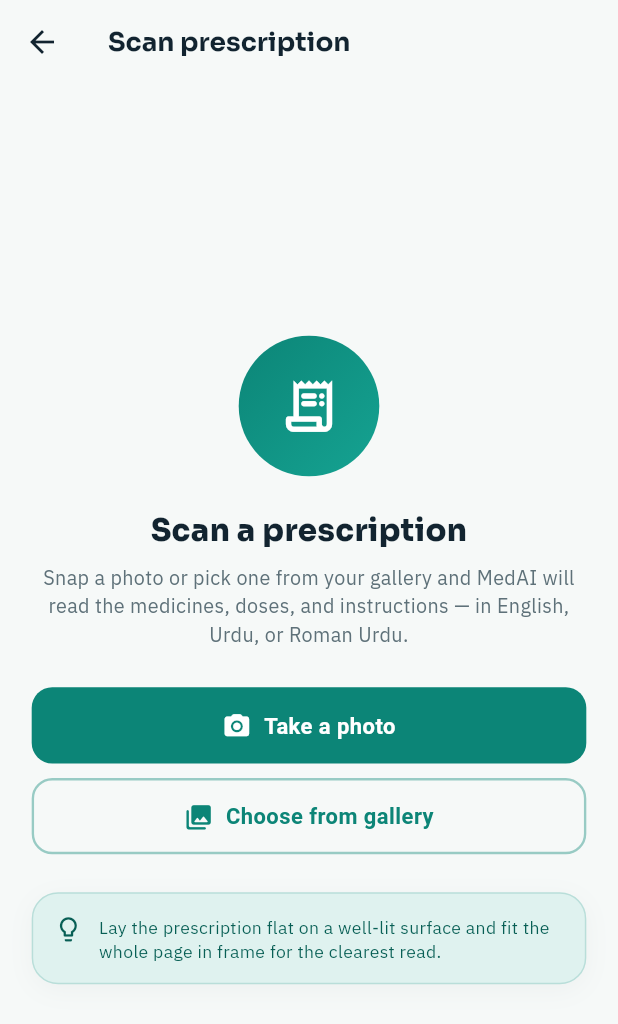
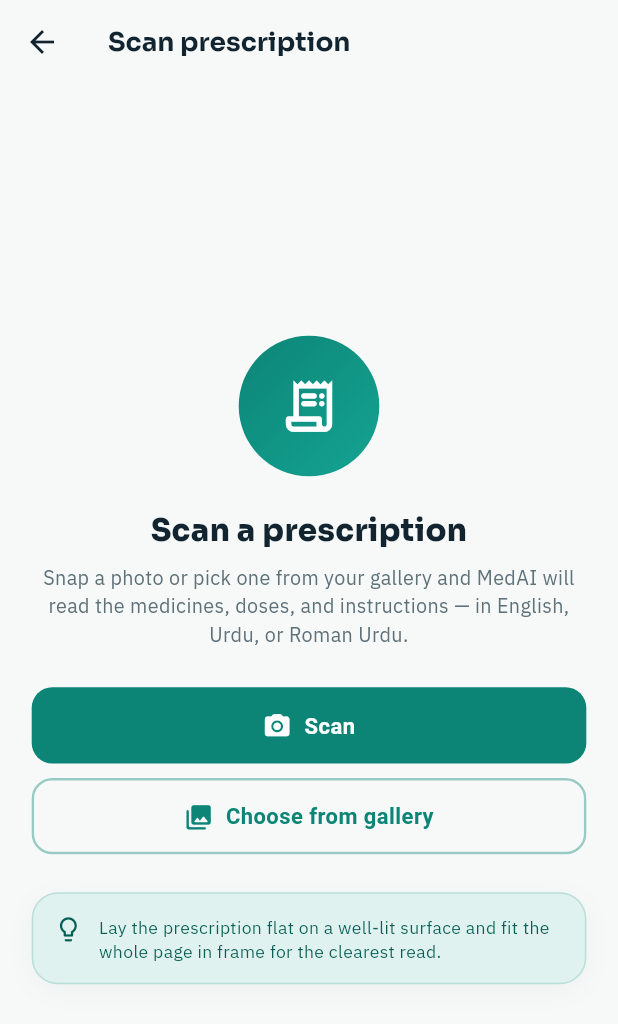
Before and after one commit to Hsweeer/medisense, a Flutter app: the PrescriptionScannerScreen screen opened directly, on a phone screen of 412 x 824 dp. Shown: the top 1024 px of the screen. Run offline on Flutter 3.47's test engine with Material 3 defaults, Android fonts, the phone set to English and light mode, and no system bars; our stand-ins replace audioplayers, camera, cloud_firestore, cloud_functions, file_picker, firebase_auth and 20 more; missing offline and left inert: android_intent_plus, contacts_service_plus, cunning_document_scanner, flutter_overlay_window, google_mlkit_face_detection, mobile_scanner and 1 more; accounts and stored records are empty; network calls fail.

Commit message:
Refactor: change 'Take a photo' button label to 'Scan' in scanner screens

```diff
--- a/lib/features/food_scanner/screens/food_scanner_screen.dart
+++ b/lib/features/food_scanner/screens/food_scanner_screen.dart
@@ -88,16 +88,14 @@
 
   Future<void> _scanBarcode() async {
     if (_processing) return;
-    final code = await Navigator.of(
-      context,
-    ).push<String>(MaterialPageRoute(builder: (_) => const BarcodeScanScreen()));
+    final code = await Navigator.of(context).push<String>(
+      MaterialPageRoute(builder: (_) => const BarcodeScanScreen()),
+    );
     if (code == null || !mounted) return;
 
     setState(() => _processing = true);
     try {
-      final product = await OpenFoodFactsService.instance.lookupByBarcode(
-        code,
-      );
+      final product = await OpenFoodFactsService.instance.lookupByBarcode(code);
       if (!mounted) return;
       setState(() => _processing = false);
 
@@ -298,7 +296,7 @@
                         ),
                         const SizedBox(height: 30),
                         PrimaryButton(
-                          label: 'Take a photo',
+                          label: 'Scan',
                           icon: Icons.camera_alt_rounded,
                           onPressed: () async {
                             final photo = await Navigator.of(context)
--- a/lib/features/prescription/prescription_scanner_screen.dart
+++ b/lib/features/prescription/prescription_scanner_screen.dart
@@ -229,7 +229,7 @@
             ],
             SizedBox(height: 26.h),
             PrimaryButton(
-              label: 'Take a photo',
+              label: 'Scan',
               icon: Icons.camera_alt_rounded,
               onPressed: () => onCapture(ImageSource.camera),
             ),
```
